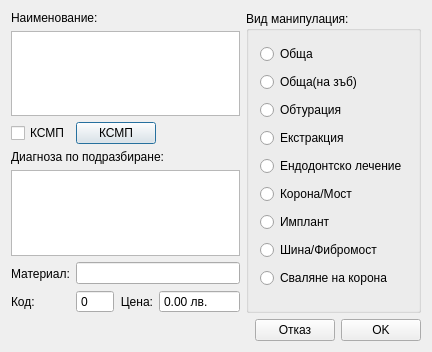
This is src/View/SettingsDialog/ProcedureTemplateDialog/ProcedureTemplateDialog.ui in thefinalcutbg/DinoDent as Qt 5 draws it before an edit. The edited form follows.
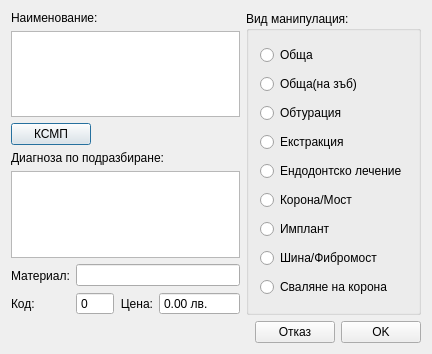
This is the edited form. Custom widgets are drawn as their Qt base class.

Patch:
```diff
--- a/src/View/SettingsDialog/ProcedureTemplateDialog/ProcedureTemplateDialog.ui
+++ b/src/View/SettingsDialog/ProcedureTemplateDialog/ProcedureTemplateDialog.ui
@@ -7,7 +7,7 @@
     <x>0</x>
     <y>0</y>
     <width>409</width>
-    <height>352</height>
+    <height>354</height>
    </rect>
   </property>
   <property name="windowTitle">
@@ -45,13 +45,6 @@
          </item>
          <item>
           <layout class="QHBoxLayout" name="horizontalLayout">
-           <item>
-            <widget class="QCheckBox" name="ksmpCheck">
-             <property name="text">
-              <string>КСМП</string>
-             </property>
-            </widget>
-           </item>
            <item>
             <widget class="QPushButton" name="ksmpButton">
              <property name="text">
```
